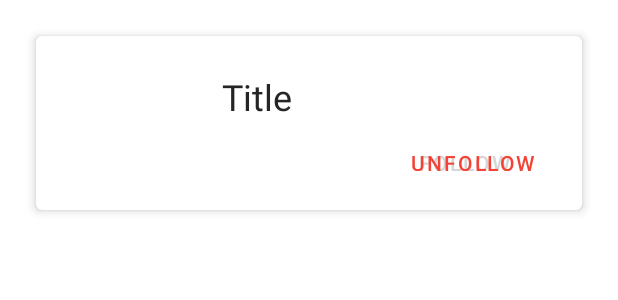
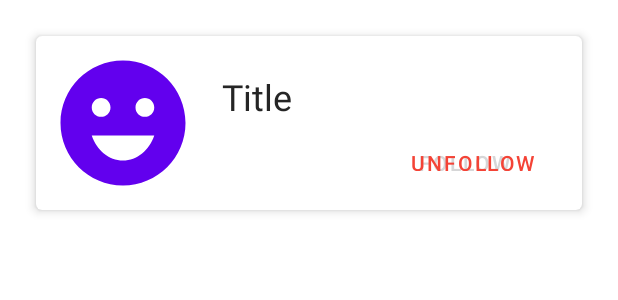
Before and after one commit to MediaTo-SDP/MediaTo, an Android app: the layout adapter_searchuser_item.xml on its own in the app's theme, with its tools: preview values and no code run, on a phone screen of 412 x 824 dp. Shown: the top 300 px of the screen. Run offline under Robolectric (Android 15) with nearby library versions, the phone set to English and light mode, and no system bars.

Commit message:
Change the default profile picture

```diff
--- a/app/src/main/res/layout/adapter_searchuser_item.xml
+++ b/app/src/main/res/layout/adapter_searchuser_item.xml
@@ -25,7 +25,7 @@
                 android:layout_width="@dimen/profile_picture_small"
                 android:layout_height="@dimen/profile_picture_small"
                 android:layout_gravity="start"
-                android:src="@drawable/profile_picture_default_white"
+                android:src="@drawable/profile_picture_default"
                 android:contentDescription="@string/searchUser_profilePicture"
                 app:layout_constraintBottom_toBottomOf="parent"
                 app:layout_constraintStart_toStartOf="parent"
```
